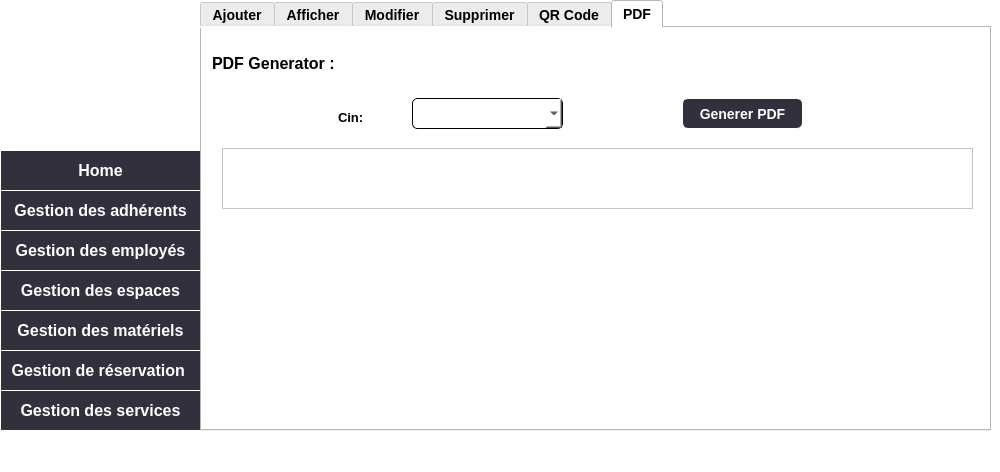
This is adherent/mainwindow.ui in OussemaDv/Smart_Coworking_Space_2A39 as Qt 5 draws it before an edit. The edited form follows.
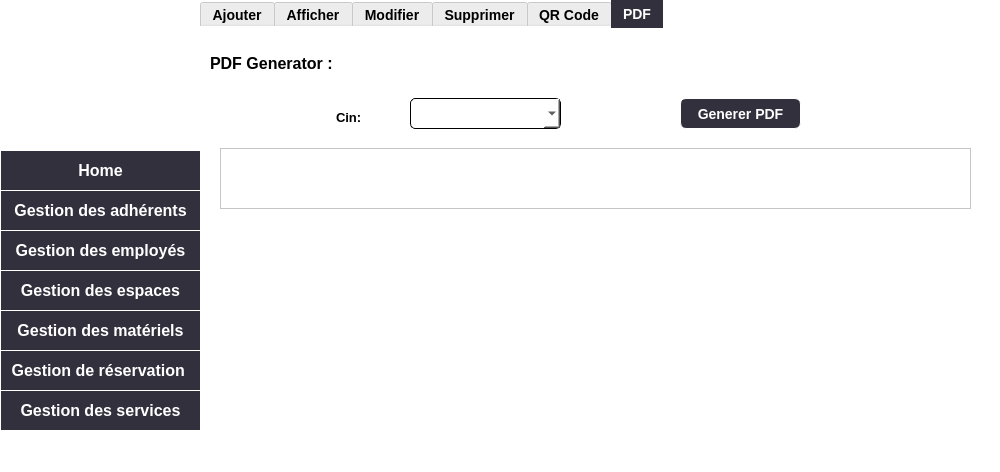
This is the edited form. The open tabs and pages were chosen to show the change. Icons and pictures are not drawn.

```diff
--- a/adherent/mainwindow.ui
+++ b/adherent/mainwindow.ui
@@ -228,6 +228,12 @@
     <property name="styleSheet">
      <string notr="true">#Buttons {
     font: bold 14px;
+	color:#32303D;
+	border-radius:12px;
+}
+QTabBar::tab:selected, QTabBar::tab:hover{
+background: #32303D;
+color:#ffffff;
 }</string>
     </property>
     <property name="currentIndex">
```
Left out of the diff: 2 changed lines with no effect on the pictures.
